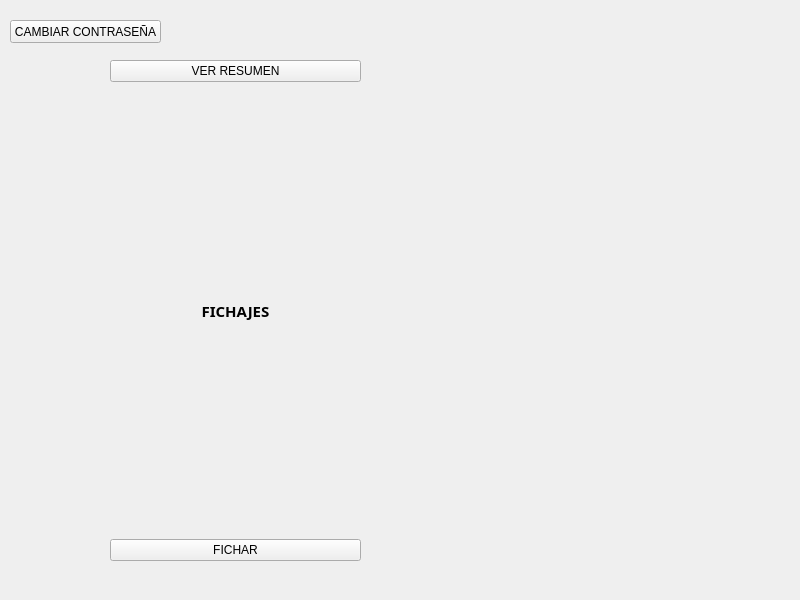
This is src/view/ui/worker_view.ui in DavidTabuyo/SIFABUL as Qt 5 draws it before an edit. The edited form follows.
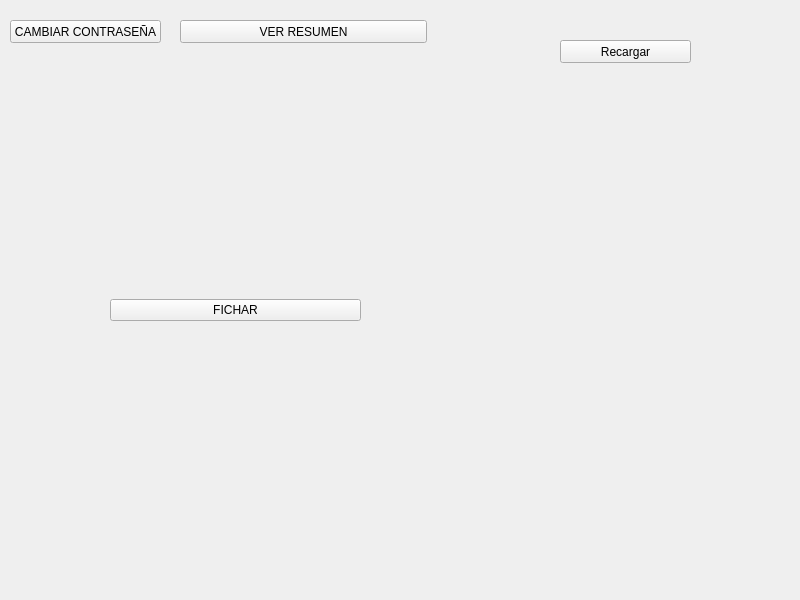
This is the edited form.

What changed in the file:
```diff
--- a/src/view/ui/worker_view.ui
+++ b/src/view/ui/worker_view.ui
@@ -25,36 +25,7 @@
     </property>
     <layout class="QVBoxLayout" name="verticalLayout">
      <item>
-      <layout class="QVBoxLayout" name="layoutFichajes">
-       <item>
-        <widget class="QPushButton" name="btnResumen">
-         <property name="text">
-          <string>VER RESUMEN</string>
-         </property>
-        </widget>
-       </item>
-       <item>
-        <widget class="QLabel" name="label1">
-         <property name="font">
-          <font>
-           <family>Magneto</family>
-           <pointsize>11</pointsize>
-           <weight>75</weight>
-           <bold>true</bold>
-          </font>
-         </property>
-         <property name="text">
-          <string>FICHAJES</string>
-         </property>
-         <property name="textFormat">
-          <enum>Qt::PlainText</enum>
-         </property>
-         <property name="alignment">
-          <set>Qt::AlignCenter</set>
-         </property>
-        </widget>
-       </item>
-      </layout>
+      <layout class="QVBoxLayout" name="layoutFichajes"/>
      </item>
      <item>
       <widget class="QPushButton" name="BtnFichar">
@@ -81,14 +52,40 @@
    <widget class="QWidget" name="verticalLayoutWidget">
     <property name="geometry">
      <rect>
-      <x>530</x>
-      <y>60</y>
+      <x>560</x>
+      <y>70</y>
       <width>160</width>
       <height>471</height>
      </rect>
     </property>
     <layout class="QVBoxLayout" name="notifications_layout"/>
    </widget>
+   <widget class="QPushButton" name="btnResumen">
+    <property name="geometry">
+     <rect>
+      <x>180</x>
+      <y>20</y>
+      <width>247</width>
+      <height>23</height>
+     </rect>
+    </property>
+    <property name="text">
+     <string>VER RESUMEN</string>
+    </property>
+   </widget>
+   <widget class="QPushButton" name="refresh_btn">
+    <property name="geometry">
+     <rect>
+      <x>560</x>
+      <y>40</y>
+      <width>131</width>
+      <height>23</height>
+     </rect>
+    </property>
+    <property name="text">
+     <string>Recargar</string>
+    </property>
+   </widget>
   </widget>
  </widget>
  <resources/>
```
Left out of the diff: 4 changed lines with no effect on the pictures.
